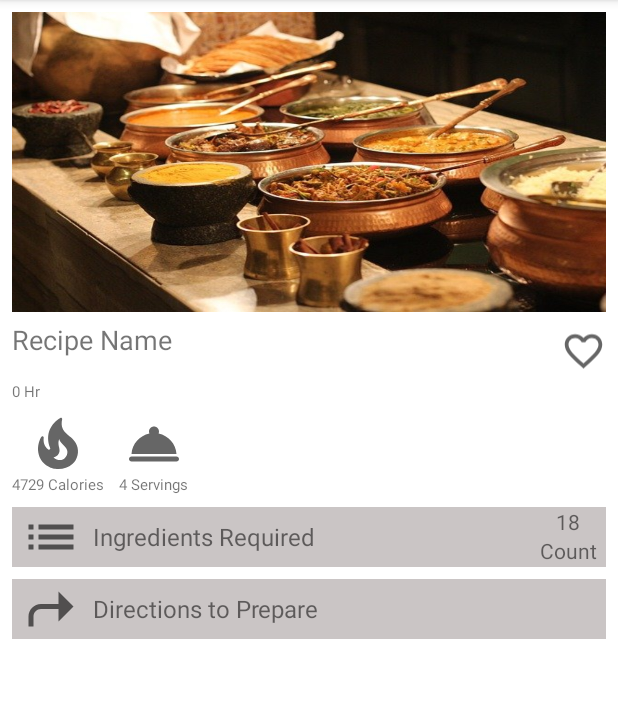
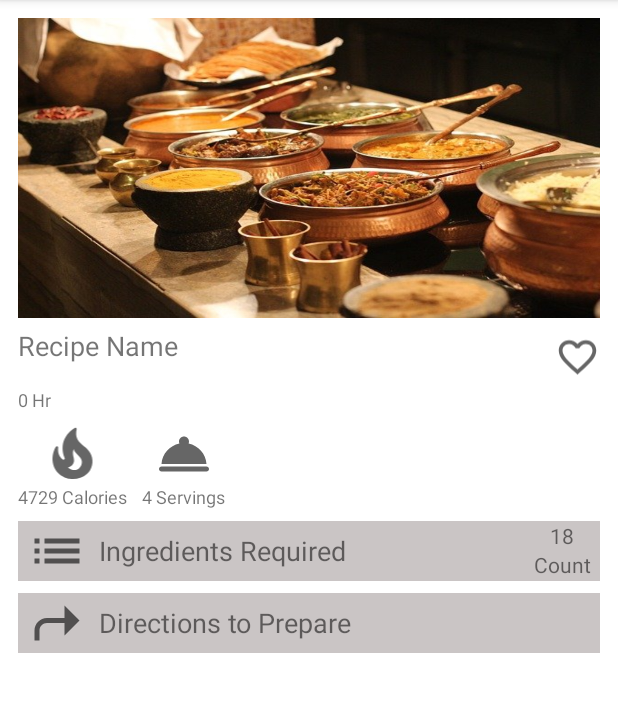
Before and after one commit to VandanaGhori/tasteful-table, an Android app: the RecipePreparationActivity screen opened directly, with no data from a screen before it, on a phone screen of 412 x 824 dp, the part 84-796 px from its top. Run offline under Robolectric (Android 15) with nearby library versions, the phone set to English and light mode, and no system bars; pictures from the network do not load; 8 statements that could not run were skipped.

Commit message:
User Authentication with dynamic token generation and validation is done and favourite recipes are displayed dynamically for logged in user.

```diff
--- a/app/src/main/AndroidManifest.xml
+++ b/app/src/main/AndroidManifest.xml
@@ -13,7 +13,6 @@
         android:supportsRtl="true"
         android:theme="@style/Theme.TastefulTable"
         android:usesCleartextTraffic="true">
-        <activity android:name=".MyInitialSplashActivity"></activity>
         <activity android:name=".MainActivity">
             <intent-filter>
                 <action android:name="android.intent.action.MAIN" />
--- a/app/src/main/java/PreferencesManager/PreferencesManager.java
+++ b/app/src/main/java/PreferencesManager/PreferencesManager.java
@@ -33,7 +33,7 @@ public class PreferencesManager {
     }
 
     // helper method for retrieving values from sharedPreference
-    public static String getString(Context context,String key, String defValue) {
+    public static String getString(Context context, String key, String defValue) {
         SharedPreferences sharedPreferences = getSharedPreferences(context);
         return sharedPreferences.getString(key, defValue);
     }
--- a/app/src/main/java/com/example/tastefultable/RetrofitObjectPreparationsAPI.java
+++ b/app/src/main/java/com/example/tastefultable/RetrofitObjectPreparationsAPI.java
@@ -1,4 +1,5 @@
 package com.example.tastefultable;
+
 import com.example.tastefultable.model.Favourite;
 import com.example.tastefultable.model.GeneralApiResponse;
 import com.example.tastefultable.model.Preparations;
@@ -12,6 +13,8 @@ import retrofit2.http.DELETE;
 import retrofit2.http.Field;
 import retrofit2.http.FormUrlEncoded;
 import retrofit2.http.GET;
+import retrofit2.http.Header;
+import retrofit2.http.Headers;
 import retrofit2.http.POST;
 import retrofit2.http.Query;
 
@@ -35,16 +38,17 @@ public interface RetrofitObjectPreparationsAPI {
     Call<GeneralApiResponse<List<Recipe>>> listRecipes();
 
     // Insert favourite recipe into user_favourite table
-    @POST("favourites/favourite.php")
+    @POST("favourites/favourite_recipe.php")
     Call<GeneralApiResponse<Favourite>> likeRecipe(@Field("recipe_id") int recipe_id);
 
     // Remove favourite recipe into user_favourite table
-    @DELETE("favourites/favourite.php")
+    @DELETE("favourites/favourite_recipe.php")
     Call<GeneralApiResponse<Favourite>> dislikeRecipe(@Field("recipe_id") int recipe_id);
 
     // Get all the favourite recipes of logged in User
-    @GET("favourites/favourite.php")
-    Call<GeneralApiResponse<List<Favourite>>> listFavouritesRecipes(@Field("user_id") int user_id);
-
-
+//    @Headers({
+//            "Token: 71ef5fdb02e8d22b9fe0ccf2fc300abf1"
+//    })
+    @GET("favourites/allFavouriteRecipe.php")
+    Call<GeneralApiResponse<List<Recipe>>> allFavouritesRecipes(@Header("Token") String token);
 }
--- a/app/src/main/res/layout/activity_preparation_recipe.xml
+++ b/app/src/main/res/layout/activity_preparation_recipe.xml
@@ -2,7 +2,7 @@
 <LinearLayout xmlns:android="http://schemas.android.com/apk/res/android"
     android:layout_width="match_parent"
     android:layout_height="match_parent"
-    android:layout_margin="8dp"
+    android:layout_margin="12dp"
     android:orientation="vertical">
 
     <androidx.core.widget.NestedScrollView
@@ -19,7 +19,8 @@
                 android:layout_width="match_parent"
                 android:layout_height="200dp"
                 android:scaleType="fitXY"
-                android:src="@drawable/indian_buffet" />
+                android:src="@drawable/indian_buffet"
+                android:contentDescription="@string/recipe_image" />
 
             <LinearLayout
                 android:layout_width="match_parent"
@@ -29,26 +30,27 @@
 
                 <TextView
                     android:id="@+id/textViewRecipeTitle"
-                    android:layout_width="wrap_content"
+                    android:layout_width="0dp"
                     android:layout_height="wrap_content"
                     android:layout_weight="1"
-                    android:text="Recipe Name"
-                    android:textSize="18dp" />
+                    android:text="@string/recipe_name"
+                    android:textSize="18sp" />
 
                 <ImageView
                     android:id="@+id/myFavourite"
                     android:layout_width="30dp"
                     android:layout_height="40dp"
                     android:clickable="true"
-                    android:src="@drawable/ic_baseline_favorite_border_24" />
+                    android:src="@drawable/ic_baseline_favorite_border_24"
+                    android:focusable="true" />
             </LinearLayout>
 
             <TextView
                 android:id="@+id/timeTextView"
                 android:layout_width="match_parent"
                 android:layout_height="wrap_content"
-                android:text="1 Hour 10 Mins"
-                android:textSize="10dp"
+                android:text="@string/_1_hour_10_mins"
+                android:textSize="12sp"
                 android:textAllCaps="false" />
 
             <LinearLayout
@@ -70,15 +72,14 @@
                     <TextView
                         android:layout_width="wrap_content"
                         android:layout_height="wrap_content"
-                        android:layout_toEndOf="@id/caloriesImageView"
-                        android:text="4729 Calories"
-                        android:textSize="10dp"/>
+                        android:text="@string/_4729_calories"
+                        android:textSize="12sp"/>
                 </TableLayout>
 
                 <TableLayout
                     android:layout_width="wrap_content"
                     android:layout_height="wrap_content"
-                    android:paddingStart="10dp">
+                    android:layout_marginStart="10dp">
 
                     <ImageView
                         android:id="@+id/servingImageView"
@@ -89,9 +90,8 @@
                     <TextView
                         android:layout_width="wrap_content"
                         android:layout_height="wrap_content"
-                        android:layout_toEndOf="@id/servingImageView"
-                        android:text="4 Servings"
-                        android:textSize="10dp"/>
+                        android:text="@string/_4_servings"
+                        android:textSize="12sp"/>
                 </TableLayout>
 
             </LinearLayout>
@@ -116,7 +116,7 @@
                     android:layout_weight="1"
                     android:paddingStart="8dp"
                     android:text="@string/ingredients"
-                    android:textSize="16dp" />
+                    android:textSize="18sp" />
 
                 <TableLayout
                     android:layout_width="wrap_content"
@@ -129,12 +129,12 @@
                         android:layout_width="wrap_content"
                         android:layout_height="wrap_content"
                         android:gravity="center"
-                        android:text="18" />
+                        android:text="@string/_18" />
 
                     <TextView
                         android:layout_width="wrap_content"
                         android:layout_height="wrap_content"
-                        android:text="Count" />
+                        android:text="@string/count" />
 
                 </TableLayout>
             </LinearLayout>
@@ -166,7 +166,7 @@
                     android:layout_weight="1"
                     android:paddingStart="8dp"
                     android:text="@string/directions_to_prepare"
-                    android:textSize="16dp" />
+                    android:textSize="18sp" />
 
             </LinearLayout>
 
@@ -176,7 +176,7 @@
                 android:layout_height="wrap_content"
                 android:layout_marginTop="8dp"
                 android:text=""
-                android:textSize="10dp"/>
+                android:textSize="16sp"/>
 
         </LinearLayout>
 
--- a/app/src/main/res/values/strings.xml
+++ b/app/src/main/res/values/strings.xml
@@ -30,4 +30,14 @@
     <string name="user_not_registered">User is not registered. Please Register yourself.</string>
     <string name="user_already_registered">User is already registered. Please try to login.</string>
     <string name="alert_title">Notice.</string>
+    <string name="recipe_name">Recipe Name</string>
+    <string name="_1_hour_10_mins">1 Hour 10 Mins</string>
+    <string name="recipe_image">Recipe Image</string>
+    <string name="_4729_calories">4729 Calories</string>
+    <string name="_4_servings">4 Servings</string>
+    <string name="_18">18</string>
+    <string name="count">Count</string>
+    <string name="hello">Hello</string>
+    <string name="like">Like</string>
+    <string name="recipe">Recipe</string>
 </resources>
```
Also changed, not shown: app/src/main/java/com/example/tastefultable/FavoriteFragment.java (+17 -28 lines), app/src/main/java/com/example/tastefultable/MyInitialSplashActivity.java (deleted, +0 -14 lines), app/src/main/java/com/example/tastefultable/RecipePreparationActivity.java (+42 -3 lines), app/src/main/res/layout/activity_my_initial_splash.xml (deleted, +0 -9 lines), app/src/main/res/layout/fragment_login.xml (+5 -41 lines), app/src/main/res/layout/fragment_my_account.xml (+5 -3 lines), app/src/main/res/layout/grid_favourite_recipe.xml (+29 -9 lines), app/src/main/res/values/styles.xml (+4 -4 lines), app/src/main/res/drawable/background.jpg (added), app/src/main/res/drawable/tasteful_table_splash.jpg (deleted).
